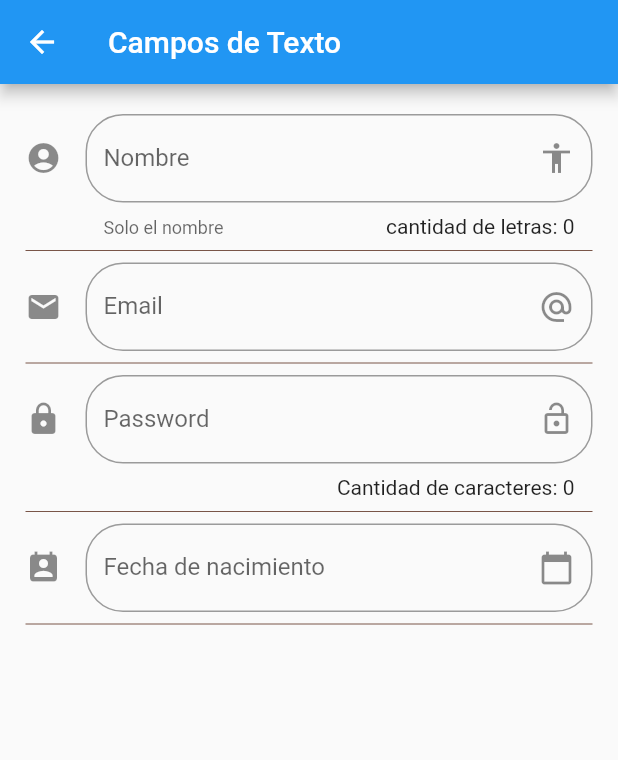
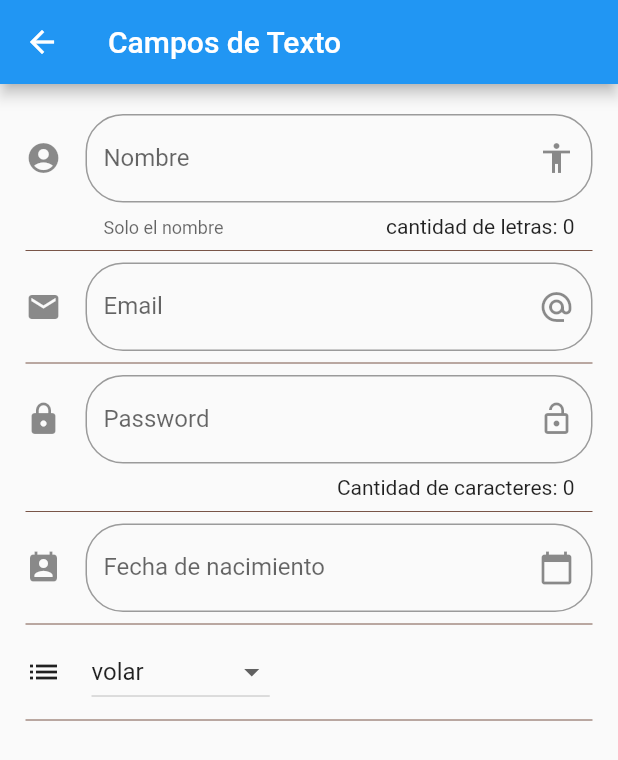
Before and after one commit to vidal1101/ComponentsFlutter, a Flutter app: the Inputs_Page screen opened by its route, on a phone screen of 412 x 824 dp. Shown: the top 760 px of the screen. Run offline on Flutter 3.47's test engine with Material 2 defaults, Android fonts, the phone set to English and light mode, and no system bars.

```diff
--- a/data/menu_opts.json
+++ b/data/menu_opts.json
@@ -24,7 +24,13 @@
             "ruta": "inputs",
             "icon": "input",
             "texto": "Inputs"
+        },
+        {
+            "ruta": "list",
+            "icon": "image",
+            "texto": "Sliders"
         }
+
     ]
 
 }
--- a/lib/src/pages/inputs_page.dart
+++ b/lib/src/pages/inputs_page.dart
@@ -6,12 +6,13 @@ class Inputs_Page extends StatefulWidget {
 }
 
 class _Inputs_PageState extends State<Inputs_Page> {
-
   //variables de los controles
   String _nombre = '';
   String _email = '';
   String _password = '';
   TextEditingController _inputFielfecha = new TextEditingController();
+  List _poderes = ['volar', 'Super Fuerza', 'Super Aliento', 'Fuerza'];
+  String _opcionSeleccionadaCombo = 'volar';
 
   @override
   Widget build(BuildContext context) {
@@ -38,7 +39,10 @@ class _Inputs_PageState extends State<Inputs_Page> {
           Divider(
             color: Colors.brown,
           ),
-
+          _crearComboBox(),
+          Divider(
+            color: Colors.brown,
+          ),
         ],
       ),
     );
@@ -67,6 +71,9 @@ class _Inputs_PageState extends State<Inputs_Page> {
     );
   }
 
+/**
+ * crear la cajita designada para un email
+ */
   Widget _crearEmail() {
     return TextField(
       keyboardType: TextInputType.emailAddress,
@@ -86,6 +93,9 @@ class _Inputs_PageState extends State<Inputs_Page> {
     );
   }
 
+/**
+ * crear la cajita de texto para el password
+ */
   Widget _crearInputPassword() {
     return TextField(
       obscureText: true,
@@ -106,6 +116,8 @@ class _Inputs_PageState extends State<Inputs_Page> {
     );
   }
 
+/*crear el text feiel en el cual se llama a mostar un show dialog
+ */
   Widget _crearFecha(BuildContext context) {
     return TextField(
       controller: _inputFielfecha,
@@ -129,22 +141,54 @@ class _Inputs_PageState extends State<Inputs_Page> {
     );
   }
 
+  /*un show dialog con el cual se muestra un calender
+   */
   _selectDate(BuildContext context) async {
     DateTime fechaSeleccionada = await showDatePicker(
       context: context,
       initialDate: new DateTime.now(),
       firstDate: new DateTime(2010),
       lastDate: new DateTime(2030),
-      locale: Locale('es','ES'),
+      locale: Locale('es', 'ES'),
     );
 
     if (fechaSeleccionada != null) {
-      setState(() => _inputFielfecha.text = fechaSeleccionada.toString(), );
+      setState(
+        () => _inputFielfecha.text = fechaSeleccionada.toString(),
+      );
     }
   }
 
+  /*lee una lista de opciones de un combo box tipo string
+   */
+  List<DropdownMenuItem<String>> getOpcionesComboitems() {
+    List<DropdownMenuItem<String>> lista = new List();
 
+    _poderes.forEach((poder) {
+      lista.add(DropdownMenuItem(
+        child: Text(poder),
+        value: poder,
+      ));
+    });
 
+    return lista;
+  }
 
-
+  Widget _crearComboBox() {
+    return Row(
+      children: <Widget>[
+        Icon(Icons.list),
+        SizedBox(width: 20.0,),
+        DropdownButton(
+          value: _opcionSeleccionadaCombo,
+          items: getOpcionesComboitems(),
+          onChanged: (optSeleccionada) {
+            setState(() {
+              _opcionSeleccionadaCombo = optSeleccionada;
+            });
+          },
+        ),
+      ],
+    );
+  }
 }
--- a/lib/src/routes/routes_page.dart
+++ b/lib/src/routes/routes_page.dart
@@ -6,6 +6,7 @@ import 'package:componetesflutter/src/pages/home_page.dart';
 import 'package:componetesflutter/src/pages/card_page.dart';
 import 'package:componetesflutter/src/pages/animated_container.dart';
 import 'package:componetesflutter/src/pages/inputs_page.dart';
+import 'package:componetesflutter/src/pages/sliders_page.dart';
 
 Map<String, WidgetBuilder> getApliacationRoutes() {
   return <String, WidgetBuilder>{
@@ -15,6 +16,8 @@ Map<String, WidgetBuilder> getApliacationRoutes() {
     'card'              : (BuildContext context) => Card_Page(),
     'animatedContainer' : (BuildContext context) => Animated_Container(),
     'inputs'            : (BuildContext context) => Inputs_Page(),
+    'list'              : (BuildContext context) => Sliders_Page(),
+
 
   };
 }
```
Also changed, not shown: lib/src/pages/sliders_page.dart (added, +20 -0 lines), lib/src/utils/icons_util.dart (+4 -6 lines).
